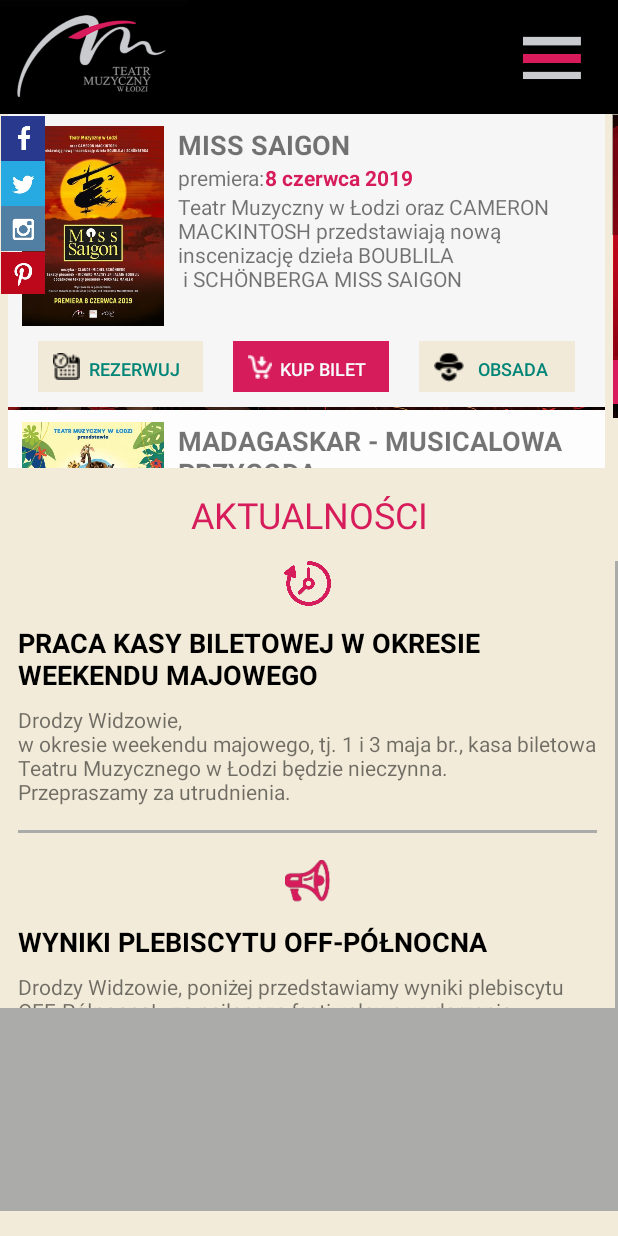
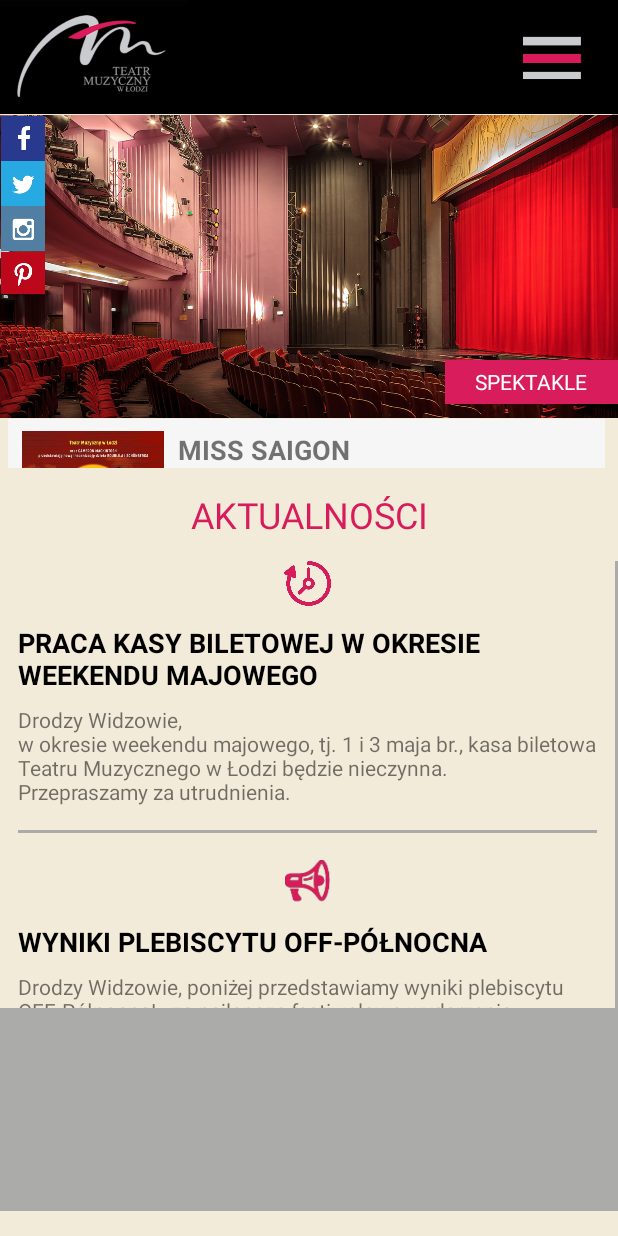
Before and after one commit to Mentalesv13/Projektowanie_Aplikacji_Mobilnych, an Android app: the fragment Spektakle placed in its activity, on a phone screen of 412 x 824 dp. Run offline under Robolectric (Android 15) with nearby library versions, the phone set to English and light mode, and no system bars.

Commit message:
first commit

```diff
--- a/app/src/main/res/layout/fragment_spektakle.xml
+++ b/app/src/main/res/layout/fragment_spektakle.xml
@@ -16,16 +16,20 @@
         <RelativeLayout
             android:layout_width="match_parent"
             android:layout_height="wrap_content"
-            android:orientation="vertical">
+            android:orientation="vertical"
+            tools:visibility="visible">
 
             <ImageView
                 android:id="@+id/spektakleBanner"
                 android:layout_width="wrap_content"
                 android:layout_height="203dp"
+                android:layout_alignParentTop="true"
+                android:layout_marginTop="0dp"
                 android:contentDescription="spektakleBanner"
                 app:srcCompat="@drawable/spektakle"
                 tools:layout_editor_absoluteX="0dp"
-                tools:layout_editor_absoluteY="0dp" />
+                tools:layout_editor_absoluteY="0dp"
+                tools:visibility="visible" />
 
             <TextView
                 android:id="@+id/spektakle_tv1"
@@ -45,7 +49,7 @@
             <LinearLayout
                 android:layout_width="match_parent"
                 android:layout_height="match_parent"
-                android:layout_below="@+id/aktualnosciBanner"
+                android:layout_below="@+id/spektakleBanner"
                 android:orientation="horizontal">
 
                 <LinearLayout
@@ -134,6 +138,7 @@
 
                             <Button
                                 android:id="@+id/ll_button1"
+                                style="?android:attr/buttonBarButtonStyle"
                                 android:layout_width="110dp"
                                 android:layout_height="34dp"
                                 android:layout_marginStart="20dp"
@@ -141,13 +146,13 @@
                                 android:layout_marginBottom="10dp"
                                 android:background="#F1EAD8"
                                 android:drawableLeft="@drawable/rezerwujpng"
-                                style="?android:attr/buttonBarButtonStyle"
                                 android:padding="10dp"
                                 android:text="REZERWUJ"
                                 android:textSize="12sp" />
 
                             <Button
                                 android:id="@+id/ll_button2"
+                                style="?android:attr/buttonBarButtonStyle"
                                 android:layout_width="110dp"
                                 android:layout_height="34dp"
                                 android:layout_marginStart="20dp"
@@ -156,7 +161,6 @@
                                 android:layout_weight="1"
                                 android:background="#D71C5C"
                                 android:drawableStart="@drawable/purchase"
-                                style="?android:attr/buttonBarButtonStyle"
                                 android:padding="10dp"
                                 android:text="KUP BILET"
                                 android:textColor="#F9FCFD"
@@ -164,6 +168,7 @@
 
                             <Button
                                 android:id="@+id/ll_button3"
+                                style="?android:attr/buttonBarButtonStyle"
                                 android:layout_width="110dp"
                                 android:layout_height="34dp"
                                 android:layout_marginStart="20dp"
@@ -173,7 +178,6 @@
                                 android:layout_weight="1"
                                 android:background="#F1EAD8"
                                 android:drawableStart="@drawable/obsada"
-                                style="?android:attr/buttonBarButtonStyle"
                                 android:padding="10dp"
                                 android:text="@string/obsada"
                                 android:textSize="12sp" />
@@ -255,6 +259,7 @@
 
                             <Button
                                 android:id="@+id/ll2_button1"
+                                style="?android:attr/buttonBarButtonStyle"
                                 android:layout_width="110dp"
                                 android:layout_height="34dp"
                                 android:layout_marginStart="20dp"
@@ -263,13 +268,13 @@
                                 android:layout_weight="1"
                                 android:background="#F1EAD8"
                                 android:drawableStart="@drawable/rezerwujpng"
-                                style="?android:attr/buttonBarButtonStyle"
                                 android:padding="10dp"
                                 android:text="REZERWUJ"
                                 android:textSize="12sp" />
 
                             <Button
                                 android:id="@+id/ll2_button2"
+                                style="?android:attr/buttonBarButtonStyle"
                                 android:layout_width="110dp"
                                 android:layout_height="34dp"
                                 android:layout_marginStart="20dp"
@@ -278,7 +283,6 @@
                                 android:layout_weight="1"
                                 android:background="#D71C5C"
                                 android:drawableStart="@drawable/purchase"
-                                style="?android:attr/buttonBarButtonStyle"
                                 android:padding="10dp"
                                 android:text="KUP BILET"
                                 android:textColor="#F9FCFD"
@@ -286,6 +290,7 @@
 
                             <Button
                                 android:id="@+id/ll2_button3"
+                                style="?android:attr/buttonBarButtonStyle"
                                 android:layout_width="110dp"
                                 android:layout_height="34dp"
                                 android:layout_marginStart="20dp"
@@ -295,7 +300,6 @@
                                 android:layout_weight="1"
                                 android:background="#F1EAD8"
                                 android:drawableStart="@drawable/obsada"
-                                style="?android:attr/buttonBarButtonStyle"
                                 android:padding="10dp"
                                 android:text="OBSADA"
                                 android:textSize="12sp" />
@@ -378,6 +382,7 @@
 
                             <Button
                                 android:id="@+id/ll3_button1"
+                                style="?android:attr/buttonBarButtonStyle"
                                 android:layout_width="110dp"
                                 android:layout_height="34dp"
                                 android:layout_marginStart="20dp"
@@ -386,13 +391,13 @@
                                 android:layout_weight="1"
                                 android:background="#F1EAD8"
                                 android:drawableStart="@drawable/rezerwujpng"
-                                style="?android:attr/buttonBarButtonStyle"
                                 android:padding="10dp"
                                 android:text="REZERWUJ"
                                 android:textSize="12sp" />
 
                             <Button
                                 android:id="@+id/ll3_button2"
+                                style="?android:attr/buttonBarButtonStyle"
                                 android:layout_width="110dp"
                                 android:layout_height="34dp"
                                 android:layout_marginStart="20dp"
@@ -401,7 +406,6 @@
                                 android:layout_weight="1"
                                 android:background="#D71C5C"
                                 android:drawableStart="@drawable/purchase"
-                                style="?android:attr/buttonBarButtonStyle"
                                 android:padding="10dp"
                                 android:text="KUP BILET"
                                 android:textColor="#F9FCFD"
@@ -409,6 +413,7 @@
 
                             <Button
                                 android:id="@+id/ll3_button3"
+                                style="?android:attr/buttonBarButtonStyle"
                                 android:layout_width="110dp"
                                 android:layout_height="34dp"
                                 android:layout_marginStart="20dp"
@@ -418,7 +423,6 @@
                                 android:layout_weight="1"
                                 android:background="#F1EAD8"
                                 android:drawableStart="@drawable/obsada"
-                                style="?android:attr/buttonBarButtonStyle"
                                 android:padding="10dp"
                                 android:text="OBSADA"
                                 android:textSize="12sp" />
```
